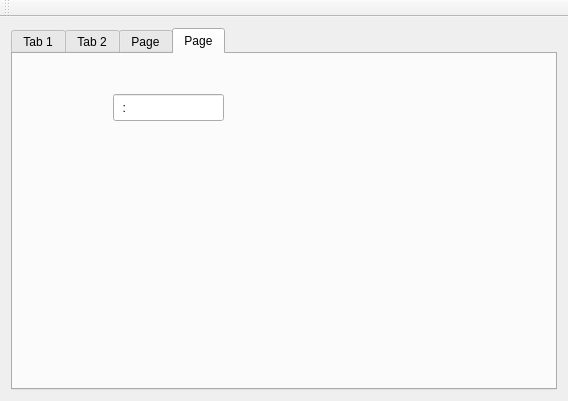
Above: mainwindow.ui from dwalx/wrTime before the change. Below: the same form after it.
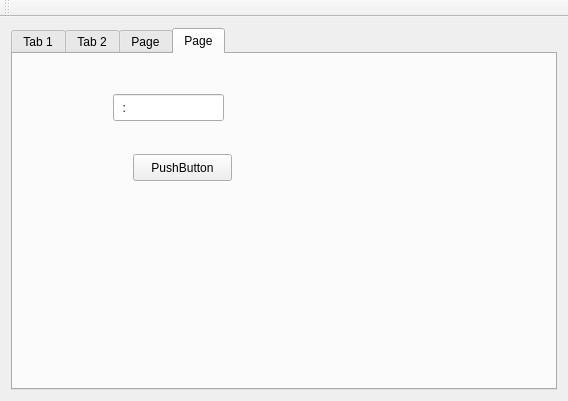
That is the form after the change.

Patch:
```diff
--- a/mainwindow.ui
+++ b/mainwindow.ui
@@ -424,6 +424,19 @@
          <number>5</number>
         </property>
        </widget>
+       <widget class="QPushButton" name="pushButton">
+        <property name="geometry">
+         <rect>
+          <x>120</x>
+          <y>100</y>
+          <width>99</width>
+          <height>27</height>
+         </rect>
+        </property>
+        <property name="text">
+         <string>PushButton</string>
+        </property>
+       </widget>
       </widget>
      </widget>
     </item>
```
